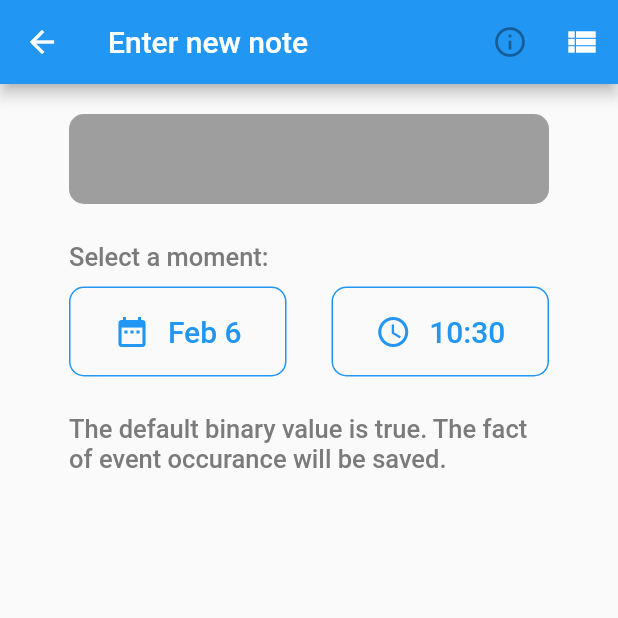
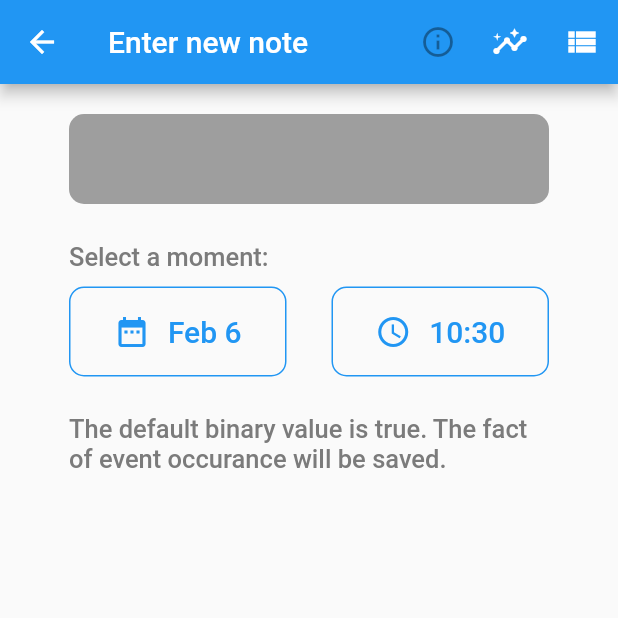
Before and after one commit to DanGalkin/Cause-mvp, a Flutter app: the ParameterScreen screen opened directly with empty values, on a phone screen of 412 x 824 dp, the top half of it. Run offline on Flutter 3.47's test engine with Material 2 defaults, Android fonts, the phone set to English and light mode, and no system bars; our stand-ins replace csv, dotted_border, emoji_picker_flutter, firebase_auth, firebase_core, firebase_database and 4 more; missing offline and left inert: firebase_ui_auth; accounts and stored records are empty.

Commit message:
Refactored parameter button widgets

```diff
--- a/lib/view/parameter_screen.dart
+++ b/lib/view/parameter_screen.dart
@@ -2,6 +2,7 @@ import 'package:cause_flutter_mvp/view/view_utilities/action_validation_utilitie
 
 import '../model/category_option.dart';
 import '../view/view_utilities/input_validation_utilities.dart';
+import 'chart_screen.dart';
 import './view_utilities/ui_widgets.dart';
 import './view_utilities/picker_widgets.dart';
 
@@ -123,6 +124,16 @@ class _ParameterScreenState extends State<ParameterScreen> {
                   : null,
             ),
             IconButton(
+              icon: const Icon(Icons.insights),
+              onPressed: () {
+                Navigator.push(
+                    context,
+                    MaterialPageRoute(
+                        builder: (context) =>
+                            ChartScreen(parameter: parameter)));
+              },
+            ),
+            IconButton(
               icon: const Icon(Icons.view_list),
               onPressed: () {
                 Navigator.push(
@@ -141,7 +152,7 @@ class _ParameterScreenState extends State<ParameterScreen> {
             width: 320,
             child: Column(
               children: [
-                ParameterButtonTitle(parameter: parameter),
+                ParameterTitle(parameter: parameter),
                 const SizedBox(height: 25),
                 _buildTimeSelector(),
                 const SizedBox(height: 25),
--- a/lib/view/view_utilities/ui_widgets.dart
+++ b/lib/view/view_utilities/ui_widgets.dart
@@ -5,8 +5,6 @@ import '../../model/board.dart';
 import '../parameter_screen.dart';
 
 import './text_utilities.dart';
-
-import 'package:intl/intl.dart';
 
 class Headline extends StatelessWidget {
   const Headline(this.text, {super.key});
@@ -31,23 +29,30 @@ class Headline extends StatelessWidget {
   }
 }
 
-class ParameterButtonTitle extends StatelessWidget {
-  const ParameterButtonTitle({
+class ParameterButtonTemplate extends StatelessWidget {
+  const ParameterButtonTemplate({
     super.key,
     required this.parameter,
+    this.onTap,
+    this.subtitle,
+    this.trailing,
   });
   final Parameter parameter;
+  final VoidCallback? onTap;
+  final Widget? subtitle;
+  final Widget? trailing;
 
   @override
   Widget build(BuildContext context) {
-    return Container(
+    return GestureDetector(
+      onTap: onTap,
+      child: Container(
         height: 60,
         width: 320,
         decoration: BoxDecoration(
           color: parameter.decoration.color,
           borderRadius: BorderRadius.circular(10),
         ),
-        child: Container(
         padding: const EdgeInsets.fromLTRB(13, 5, 5, 5),
         child: Row(
           mainAxisAlignment: MainAxisAlignment.spaceBetween,
@@ -72,6 +77,7 @@ class ParameterButtonTitle extends StatelessWidget {
                   SizedBox(
                     height: 30,
                     child: FittedBox(
+                      //fit: BoxFit.fitWidth,
                       alignment: Alignment.centerLeft,
                       child: Text(
                         parameter.name,
@@ -83,26 +89,35 @@ class ParameterButtonTitle extends StatelessWidget {
                       ),
                     ),
                   ),
-                    // if (showLastNote)
-                    //   Flexible(
-                    //     child: FittedBox(
-                    //       alignment: Alignment.centerLeft,
-                    //       child: Text(
-                    //         getLastNoteString(lastNote),
-                    //         style: const TextStyle(
-                    //           fontSize: 13,
-                    //           color: Color(0xFF7B7B7B),
-                    //         ),
-                    //       ),
-                    //     ),
-                    //   ),
+                  //show Last note, if this decoration option is on and parameter is not recorded
+                  if (subtitle != null)
+                    Flexible(
+                      child: FittedBox(
+                          alignment: Alignment.centerLeft, child: subtitle),
+                    ),
                 ],
               ),
             ),
-              const SizedBox(width: 48),
+            trailing != null ? trailing! : const SizedBox(width: 48),
           ],
         ),
-        ));
+      ),
+    );
+  }
+}
+
+class ParameterTitle extends StatelessWidget {
+  const ParameterTitle({
+    super.key,
+    required this.parameter,
+  });
+  final Parameter parameter;
+
+  @override
+  Widget build(BuildContext context) {
+    return ParameterButtonTemplate(
+      parameter: parameter,
+    );
   }
 }
 
```
Also changed, not shown: lib/view/board_screen.dart (+88 -1 lines). Lines whose indentation alone changed are shown as unchanged.
